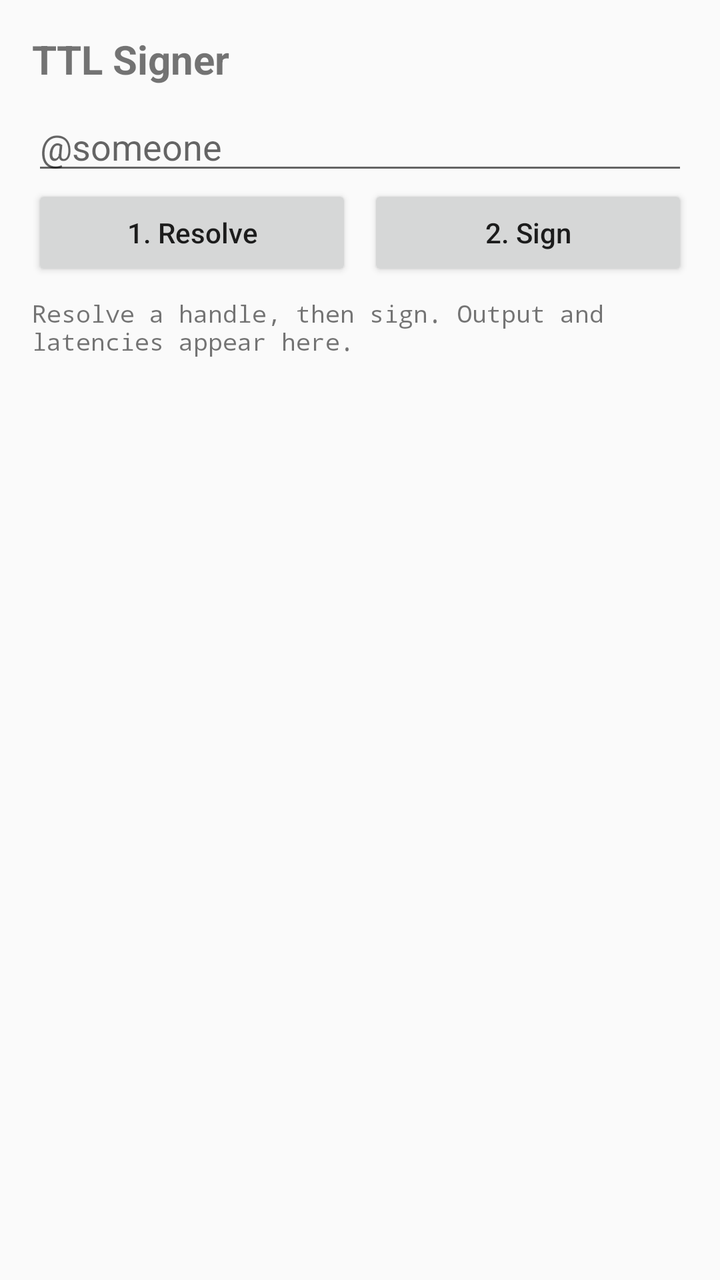
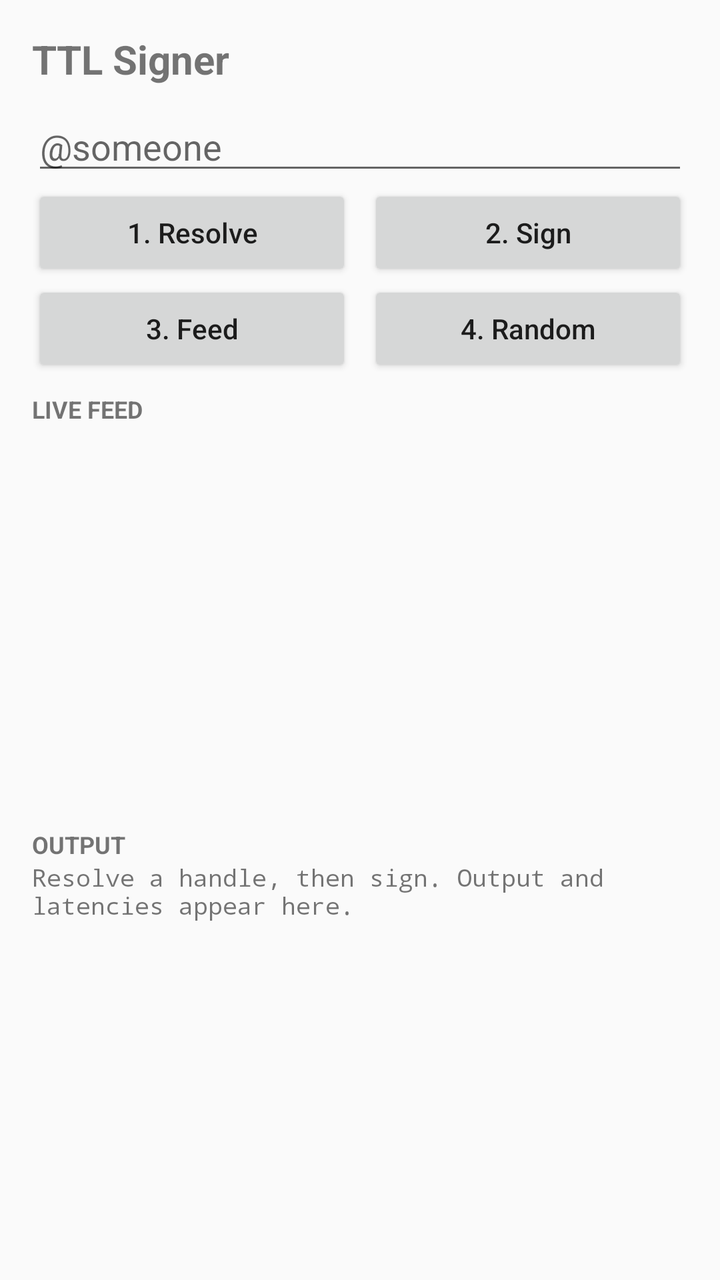

An Android layout rendered at two revisions. The XML below is the earlier revision; the diff shows what the commit changed to produce the second picture.
<!-- AndroidManifest.xml: application theme Theme.TtlSigner -->
<!-- res/layout/activity_main.xml -->
<?xml version="1.0" encoding="utf-8"?>
<FrameLayout xmlns:android="http://schemas.android.com/apk/res/android"
    android:layout_width="match_parent"
    android:layout_height="match_parent"
    android:fitsSystemWindows="true">

    <LinearLayout
        android:layout_width="match_parent"
        android:layout_height="match_parent"
        android:orientation="vertical"
        android:padding="16dp">

        <TextView
            android:layout_width="match_parent"
            android:layout_height="wrap_content"
            android:layout_marginBottom="8dp"
            android:text="@string/app_name"
            android:textSize="20sp"
            android:textStyle="bold" />

        <EditText
            android:id="@+id/handleInput"
            android:layout_width="match_parent"
            android:layout_height="wrap_content"
            android:hint="@string/handle_hint"
            android:inputType="text"
            android:maxLines="1"
            android:importantForAutofill="no" />

        <LinearLayout
            android:layout_width="match_parent"
            android:layout_height="wrap_content"
            android:orientation="horizontal">

            <Button
                android:id="@+id/resolveButton"
                android:layout_width="0dp"
                android:layout_height="wrap_content"
                android:layout_weight="1"
                android:layout_marginEnd="8dp"
                android:ellipsize="end"
                android:maxLines="1"
                android:textAllCaps="false"
                android:text="@string/resolve" />

            <Button
                android:id="@+id/signButton"
                android:layout_width="0dp"
                android:layout_height="wrap_content"
                android:layout_weight="1"
                android:ellipsize="end"
                android:maxLines="1"
                android:textAllCaps="false"
                android:text="@string/sign" />
        </LinearLayout>

        <ProgressBar
            android:id="@+id/progress"
            android:layout_width="wrap_content"
            android:layout_height="wrap_content"
            android:layout_gravity="center_horizontal"
            android:visibility="gone" />

        <ScrollView
            android:id="@+id/outputScroll"
            android:layout_width="match_parent"
            android:layout_height="0dp"
            android:layout_weight="1"
            android:layout_marginTop="8dp"
            android:fillViewport="true">

            <TextView
                android:id="@+id/output"
                android:layout_width="match_parent"
                android:layout_height="wrap_content"
                android:fontFamily="monospace"
                android:text="@string/output_placeholder"
                android:textIsSelectable="true"
                android:textSize="12sp" />
        </ScrollView>

    </LinearLayout>
</FrameLayout>
<!-- resources referenced by this layout -->
<resources>
  <string name="app_name">TTL Signer</string>
  <string name="handle_hint">@someone</string>
  <string name="output_placeholder">Resolve a handle, then sign. Output and latencies appear here.</string>
  <string name="resolve">1. Resolve</string>
  <string name="sign">2. Sign</string>
  <style name="Theme.TtlSigner" parent="Theme.AppCompat.Light.NoActionBar">
          <item name="colorPrimary">#6200EE</item>
          <item name="colorPrimaryDark">#3700B3</item>
          <item name="colorAccent">#03DAC5</item>
      </style>
</resources>

<!-- the commit's change to res/layout/activity_main.xml (unified diff, before → after) -->
@@ -54,6 +54,33 @@
                 android:text="@string/sign" />
         </LinearLayout>
 
+        <LinearLayout
+            android:layout_width="match_parent"
+            android:layout_height="wrap_content"
+            android:orientation="horizontal">
+
+            <Button
+                android:id="@+id/feedButton"
+                android:layout_width="0dp"
+                android:layout_height="wrap_content"
+                android:layout_weight="1"
+                android:layout_marginEnd="8dp"
+                android:ellipsize="end"
+                android:maxLines="1"
+                android:textAllCaps="false"
+                android:text="@string/feed" />
+
+            <Button
+                android:id="@+id/randomButton"
+                android:layout_width="0dp"
+                android:layout_height="wrap_content"
+                android:layout_weight="1"
+                android:ellipsize="end"
+                android:maxLines="1"
+                android:textAllCaps="false"
+                android:text="@string/random" />
+        </LinearLayout>
+
         <ProgressBar
             android:id="@+id/progress"
             android:layout_width="wrap_content"
@@ -61,12 +88,33 @@
             android:layout_gravity="center_horizontal"
             android:visibility="gone" />
 
+        <TextView
+            android:layout_width="match_parent"
+            android:layout_height="wrap_content"
+            android:layout_marginTop="8dp"
+            android:text="@string/feed_label"
+            android:textSize="12sp"
+            android:textStyle="bold" />
+
+        <androidx.recyclerview.widget.RecyclerView
+            android:id="@+id/feedList"
+            android:layout_width="match_parent"
+            android:layout_height="0dp"
+            android:layout_weight="1" />
+
+        <TextView
+            android:layout_width="match_parent"
+            android:layout_height="wrap_content"
+            android:layout_marginTop="8dp"
+            android:text="@string/output_label"
+            android:textSize="12sp"
+            android:textStyle="bold" />
+
         <ScrollView
             android:id="@+id/outputScroll"
             android:layout_width="match_parent"
             android:layout_height="0dp"
             android:layout_weight="1"
-            android:layout_marginTop="8dp"
             android:fillViewport="true">
 
             <TextView
<!-- resource entries referenced after the edit -->
@@ -1,8 +1,12 @@
 <!-- resources referenced by this layout -->
 <resources>
   <string name="app_name">TTL Signer</string>
+  <string name="feed">3. Feed</string>
+  <string name="feed_label">LIVE FEED</string>
   <string name="handle_hint">@someone</string>
+  <string name="output_label">OUTPUT</string>
   <string name="output_placeholder">Resolve a handle, then sign. Output and latencies appear here.</string>
+  <string name="random">4. Random</string>
   <string name="resolve">1. Resolve</string>
   <string name="sign">2. Sign</string>
   <style name="Theme.TtlSigner" parent="Theme.AppCompat.Light.NoActionBar">
